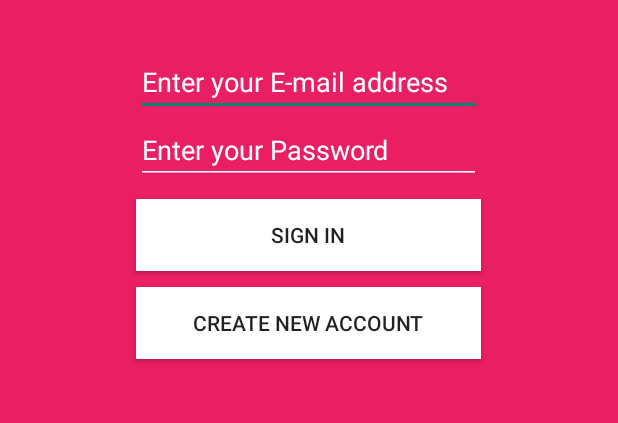
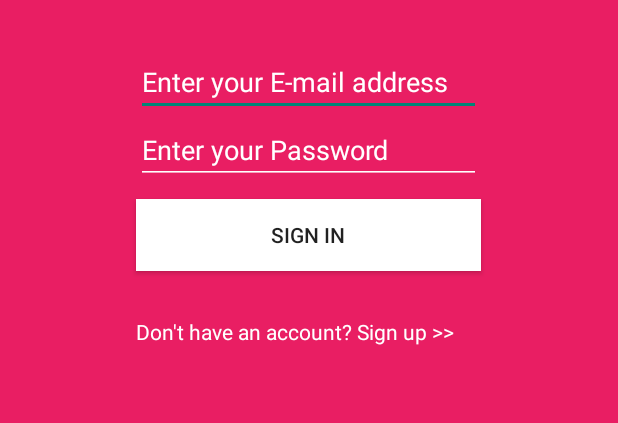
Before and after one commit to socializator/campusdate, an Android app: the screen it shows after launch (SigninActivity), on a phone screen of 412 x 824 dp, the part 467-890 px from its top. Run offline under Robolectric (Android 15) with nearby library versions, the phone set to English and light mode, and no system bars.

```diff
--- a/app/src/main/res/layout/signup_page.xml
+++ b/app/src/main/res/layout/signup_page.xml
@@ -52,17 +52,16 @@
         android:layout_marginBottom="5dp"
         />
 
-    <Button
+    <TextView
         android:layout_width="wrap_content"
         android:layout_height="wrap_content"
-        android:text="Create New Account"
-        android:id="@+id/button2"
+        android:text="Don&apos;t have an account? Sign up >>"
+        android:textColor="@color/white"
+        android:id="@+id/textView"
+        android:layout_marginTop="25dp"
         android:layout_below="@+id/button"
-        android:background="@drawable/button_background"
-        android:layout_alignStart="@+id/editText2"
-        android:layout_alignEnd="@+id/editText2"
-        android:layout_marginTop="5dp"
-        android:layout_marginBottom="10dp"/>
+        android:layout_alignStart="@+id/button"
+        android:layout_alignEnd="@+id/button" />
 
 
 </RelativeLayout>
```
